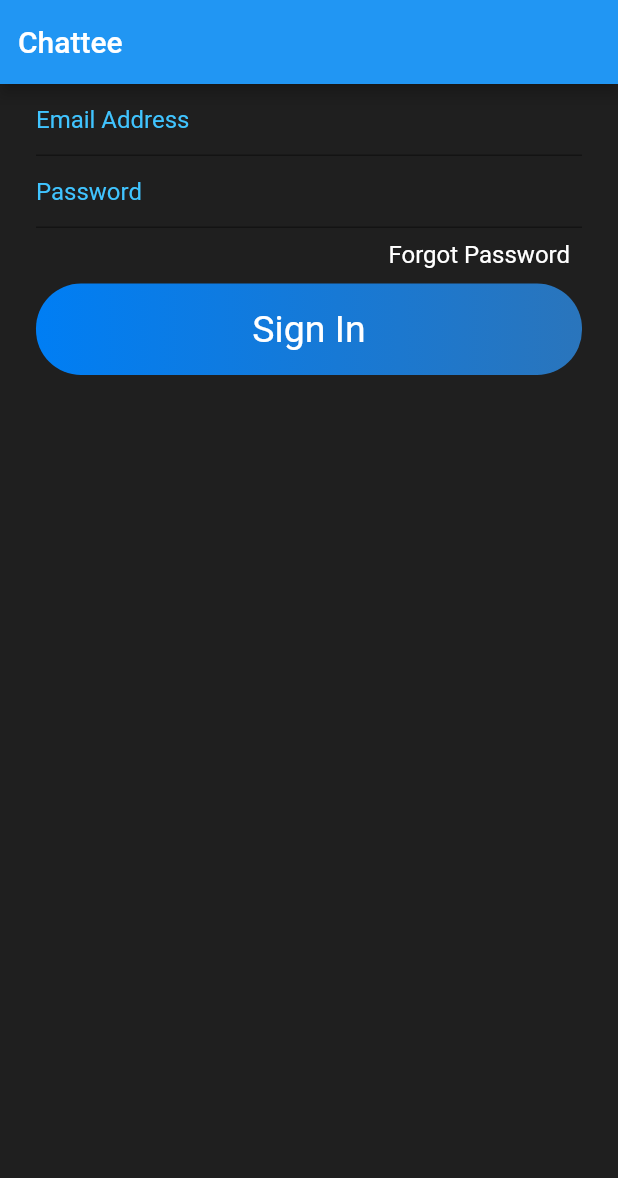
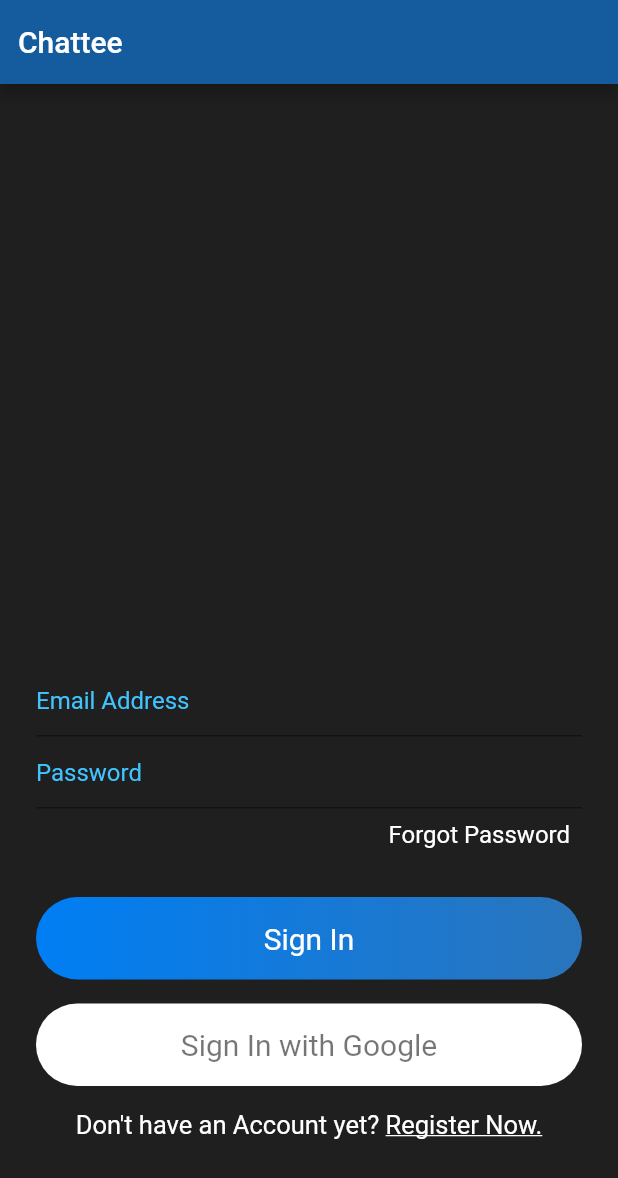
Before and after one commit to oyedsamu/chattee, a Flutter app: the screen it shows after launch, on a phone screen of 412 x 824 dp. Shown: the top 1178 px of the screen. Run offline on Flutter 3.47's test engine with Material 2 defaults, Android fonts, the phone set to English and light mode, and no system bars.

Commit message:
SignIn Screen UI completed

```diff
--- a/lib/main.dart
+++ b/lib/main.dart
@@ -10,9 +10,10 @@ class MyApp extends StatelessWidget {
   @override
   Widget build(BuildContext context) {
     return MaterialApp(
-      title: 'Flutter Demo',
+      title: 'Chattee',
       debugShowCheckedModeBanner: false,
       theme: ThemeData(
+        primaryColor: Color(0xff145c9e),
         primarySwatch: Colors.blue,
         scaffoldBackgroundColor: Color(0xff1f1f1f),
         accentColor: Color(0xff007ef4),
--- a/lib/pages/signin.dart
+++ b/lib/pages/signin.dart
@@ -13,8 +13,10 @@ class _SignInState extends State<SignIn> {
       child: Scaffold(
         appBar: appBarMain(context),
         body: Container(
+          alignment: Alignment.bottomCenter,
           padding: EdgeInsets.symmetric(horizontal: 24),
           child: Column(
+            mainAxisSize: MainAxisSize.min,
             children: <Widget>[
               TextField(
                   style: textColorWhite(),
@@ -34,18 +36,64 @@ class _SignInState extends State<SignIn> {
                   style: textColorWhite(),
                 ),
               ),
-              SizedBox(height: 10,),
+              SizedBox(
+                height: 32,
+              ),
               Container(
                 padding: EdgeInsets.symmetric(vertical: 16),
                 decoration: BoxDecoration(
-                  borderRadius: BorderRadius.circular(30),
-                  gradient: LinearGradient(colors: [
-                    Color(0xff007ef4),
-                    Color(0xff2a75Bc)
-                  ])
+                    borderRadius: BorderRadius.circular(30),
+                    gradient: LinearGradient(
+                        colors: [Color(0xff007ef4), Color(0xff2a75Bc)])),
+                width: MediaQuery.of(context).size.width,
+                child: Text(
+                  "Sign In",
+                  style: bigTextColorWhite(),
+                  textAlign: TextAlign.center,
                 ),
+              ),
+              SizedBox(
+                height: 16,
+              ),
+              Container(
+                padding: EdgeInsets.symmetric(vertical: 16),
+                decoration: BoxDecoration(
+                    borderRadius: BorderRadius.circular(30),
+                    color: Colors.white),
                 width: MediaQuery.of(context).size.width,
-                child: Text("Sign In", style: bigTextColorWhite(), textAlign: TextAlign.center,),
+                child: Text(
+                  "Sign In with Google",
+                  style: TextStyle(
+                    color: Colors.black54,
+                    fontSize: 20.0,
+                  ),
+                  textAlign: TextAlign.center,
+                ),
+              ),
+              SizedBox(
+                height: 16,
+              ),
+              Row(
+                mainAxisAlignment: MainAxisAlignment.center,
+                children: [
+                  Text(
+                    "Don't have an Account yet? ",
+                    style: TextStyle(
+                      color: Colors.white,
+                      fontSize: 17.0,
+                    ),
+                  ),
+                  Text(
+                    "Register Now.",
+                    style: TextStyle(
+                        color: Colors.white,
+                        fontSize: 17.0,
+                        decoration: TextDecoration.underline),
+                  ),
+                ],
+              ),
+              SizedBox(
+                height: 64,
               ),
             ],
           ),
--- a/lib/widgets/widgets.dart
+++ b/lib/widgets/widgets.dart
@@ -27,6 +27,6 @@ TextStyle textColorWhite(){
 TextStyle bigTextColorWhite(){
   return TextStyle(
     color: Colors.white,
-    fontSize: 25.0,
+    fontSize: 20.0,
   );
 }
```
